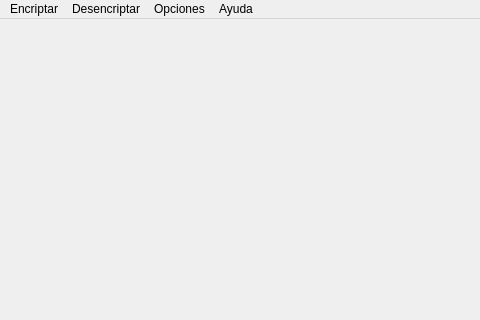
First picture: the form in FrmMenu.ui, repository LuisAbdielRivera/encriptarQT, before the edit; both pictures show x 0 to 480 and y 0 to 320 of the 800 by 600 pixel window.
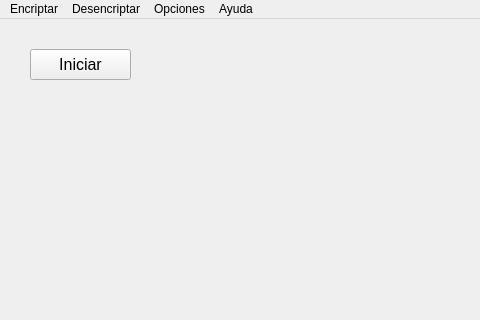
Second picture: the form after the edit.

```diff
--- a/FrmMenu.ui
+++ b/FrmMenu.ui
@@ -13,7 +13,27 @@
   <property name="windowTitle">
    <string>Sistema de encriptacion de archivos</string>
   </property>
-  <widget class="QWidget" name="centralwidget"/>
+  <widget class="QWidget" name="centralwidget">
+   <widget class="QPushButton" name="pushButton">
+    <property name="geometry">
+     <rect>
+      <x>30</x>
+      <y>30</y>
+      <width>101</width>
+      <height>31</height>
+     </rect>
+    </property>
+    <property name="font">
+     <font>
+      <family>Arial</family>
+      <pointsize>12</pointsize>
+     </font>
+    </property>
+    <property name="text">
+     <string>Iniciar</string>
+    </property>
+   </widget>
+  </widget>
   <widget class="QMenuBar" name="menubar">
    <property name="geometry">
     <rect>
```
